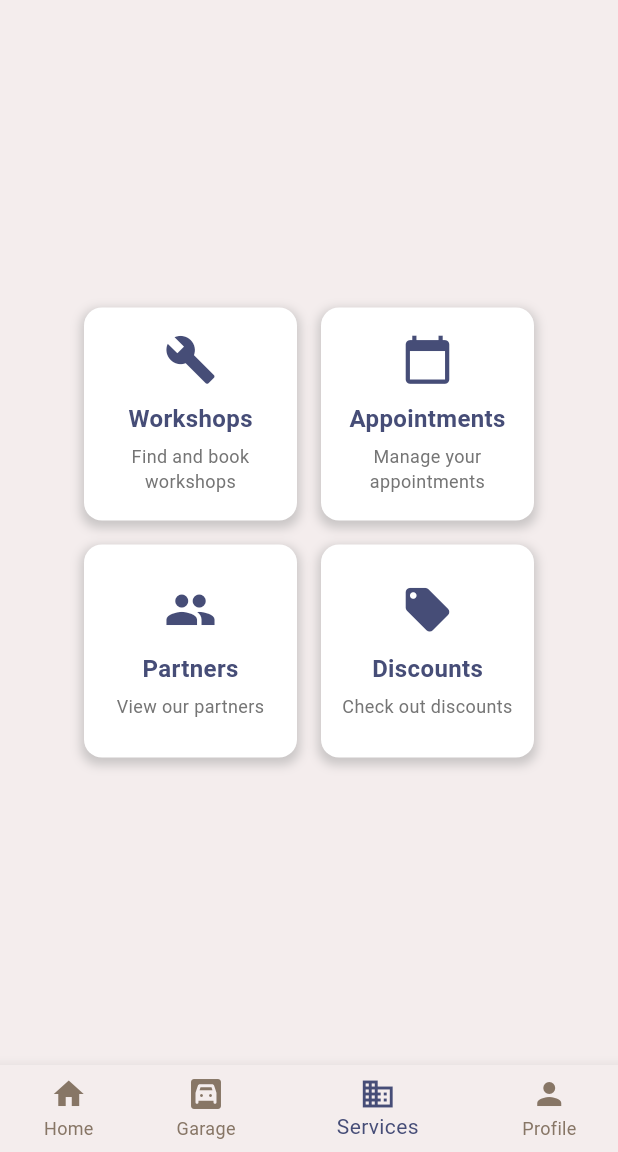
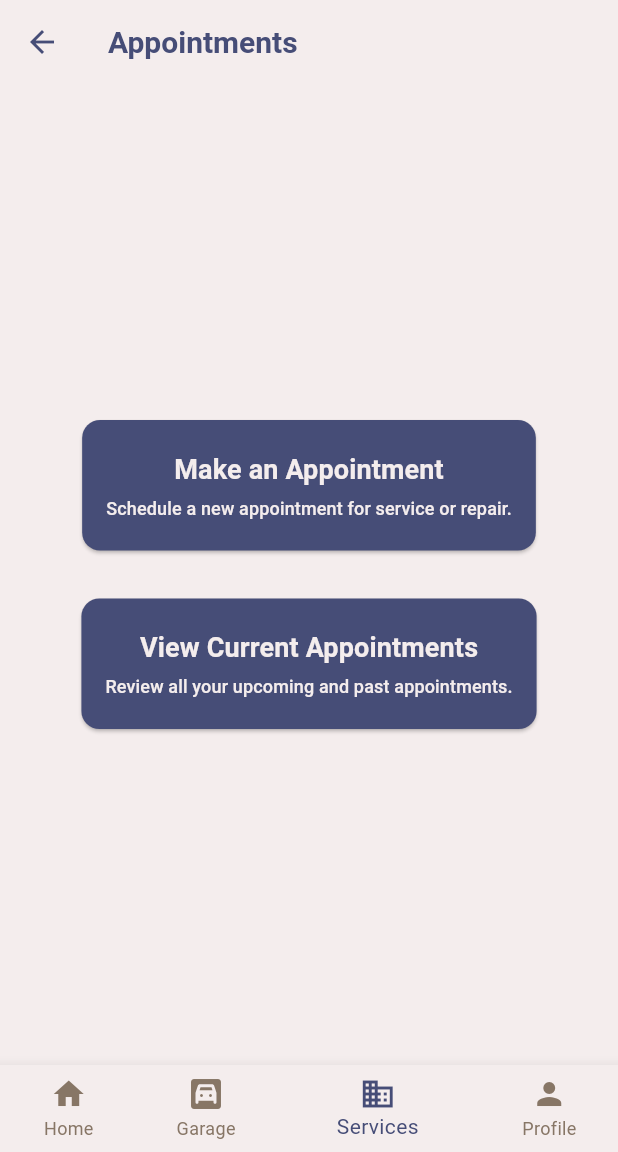
Before and after one commit to mcioc21/automate, a Flutter app: the screen it shows once a user with an empty profile is signed in, after a tap on "Workshops", after a tap on "Appointments", on a phone screen of 412 x 824 dp, the part 84-1236 px from its top. Run offline on Flutter 3.47's test engine with Material 3 defaults, Android fonts, the phone set to English and light mode, and no system bars; our stand-ins replace carousel_slider, cloud_firestore, firebase_auth, firebase_core, google_maps_flutter, shared_preferences; accounts and stored records are empty.

Commit message:
Restructured some file locations. Added two more pages to the appointment flow.

```diff
--- a/lib/homeOptions/garage_page.dart
+++ b/lib/homeOptions/garagePage/garage_page.dart
@@ -5,7 +5,7 @@ import 'package:cloud_firestore/cloud_firestore.dart';
 import 'package:flutter/material.dart';
 import 'package:shared_preferences/shared_preferences.dart';
 import 'package:provider/provider.dart';
-import 'classes/vehicle.dart';
+import '../classes/vehicle.dart';
 import 'add_vehicle.dart';
 import 'edit_vehicle.dart';
 import 'package:automate/user_provider.dart';
--- a/lib/homeOptions/homeOptionsWidgets/garage_page_scaffold.dart
+++ b/lib/homeOptions/homeOptionsWidgets/garage_page_scaffold.dart
@@ -1,4 +1,4 @@
-import 'package:automate/homeOptions/edit_vehicle.dart';
+import 'package:automate/homeOptions/garagePage/edit_vehicle.dart';
 import 'package:automate/homeOptions/classes/vehicle.dart';
 import 'package:automate/homeOptions/vehicleOptions/fuel_type.dart';
 import 'package:flutter/material.dart';
--- /dev/null
+++ b/lib/homeOptions/servicesPage/appointment_options.dart
@@ -0,0 +1,91 @@
+import 'package:automate/homeOptions/servicesPage/choose_appointment_category.dart';
+import 'package:flutter/material.dart';
+import 'package:automate/app_theme.dart'; // Assuming AppColors and app theme configurations are defined here
+
+class AppointmentsPage extends StatelessWidget {
+  const AppointmentsPage({super.key});
+
+  @override
+  Widget build(BuildContext context) {
+    return Scaffold(
+      appBar: AppBar(
+        title: const Text("Appointments",
+            style: TextStyle(fontSize: 20, fontWeight: FontWeight.bold)),
+        leading: IconButton(
+          icon: const Icon(Icons.arrow_back),
+          onPressed: () => Navigator.of(context).pop(),
+        ),
+      ),
+      body: Center(
+        child: Column(
+          mainAxisAlignment: MainAxisAlignment.center,
+          children: [
+            AppointmentButton(
+              title: "Make an Appointment",
+              description: "Schedule a new appointment for service or repair.",
+              onPressed: () {
+                Navigator.push(
+                  context,
+                  MaterialPageRoute(
+                    builder: (context) => const ChooseAppointmentCategory(),
+                  ),
+                );
+              },
+            ),
+            AppointmentButton(
+              title: "View Current Appointments",
+              description: "Review all your upcoming and past appointments.",
+              onPressed: () {
+                // Navigate to view appointments page or function
+              },
+            ),
+          ],
+        ),
+      ),
+    );
+  }
+}
+
+class AppointmentButton extends StatelessWidget {
+  final String title;
+  final String description;
+  final VoidCallback onPressed;
+
+  const AppointmentButton({
+    super.key,
+    required this.title,
+    required this.description,
+    required this.onPressed,
+  });
+
+  @override
+  Widget build(BuildContext context) {
+    return Padding(
+      padding: const EdgeInsets.all(16.0),
+      child: ElevatedButton(
+        onPressed: onPressed,
+        style: ElevatedButton.styleFrom(
+          foregroundColor: AppColors.snow,
+          backgroundColor: AppColors.blue, // Text color
+          padding: const EdgeInsets.symmetric(vertical: 20.0),
+          shape: RoundedRectangleBorder(
+            borderRadius: BorderRadius.circular(12.0),
+          ),
+        ),
+        child: Column(
+          mainAxisSize: MainAxisSize.max, // Use min to fit content
+          children: [
+            Text(title,
+                style:
+                    const TextStyle(fontSize: 18, fontWeight: FontWeight.bold)),
+            const SizedBox(height: 4),
+            Padding(
+              padding: const EdgeInsets.symmetric(horizontal: 16.0),
+              child: Text(description, style: const TextStyle(fontSize: 12)),
+            )
+          ],
+        ),
+      ),
+    );
+  }
+}
--- a/lib/homeOptions/choose_workshop.dart
+++ b/lib/homeOptions/servicesPage/choose_appointment_category.dart
@@ -1,14 +1,14 @@
 import 'package:automate/app_theme.dart';
-import 'package:automate/homeOptions/map.dart';
+import 'package:automate/homeOptions/servicesPage/map.dart';
 import 'package:flutter/material.dart';
 
-class ChooseWorkshopPage extends StatelessWidget {
-  const ChooseWorkshopPage({super.key});
+class ChooseAppointmentCategory extends StatelessWidget {
+  const ChooseAppointmentCategory({super.key});
 
   @override
   Widget build(BuildContext context) {
 
-    void navigateToMap(String category) {
+    void navigateToServiceList(String category) {
       Navigator.push(
         context,
         MaterialPageRoute(
@@ -49,17 +49,17 @@ class ChooseWorkshopPage extends StatelessWidget {
           WorkshopButton(
             title: "Repair Shop",
             description: "General service shops for all types of repair.",
-            onPressed: () => navigateToMap("repair"),
+            onPressed: () => navigateToServiceList("repair"),
           ),
           WorkshopButton(
             title: "Detailing",
             description: "Specialized in detailing and cosmetic services.",
-            onPressed: () => navigateToMap("detailing"),
+            onPressed: () => navigateToServiceList("detailing"),
           ),
           WorkshopButton(
             title: "Tyre Shop",
             description: "Focused on tyres and wheel services.",
-            onPressed: () => navigateToMap("tyre"),
+            onPressed: () => navigateToServiceList("tyre"),
           ),
         ],
       ),
--- /dev/null
+++ b/lib/homeOptions/servicesPage/choose_workshop.dart
@@ -0,0 +1,109 @@
+import 'package:automate/app_theme.dart';
+import 'package:automate/homeOptions/servicesPage/map.dart';
+import 'package:flutter/material.dart';
+
+class ChooseWorkshopPage extends StatelessWidget {
+  const ChooseWorkshopPage({super.key});
+
+  @override
+  Widget build(BuildContext context) {
+
+    void navigateToMap(String category) {
+      Navigator.push(
+        context,
+        MaterialPageRoute(
+          builder: (context) => MapPage(category: category),
+        ),
+      );
+    }
+
+    return Scaffold(
+      appBar: AppBar(
+        title: const Text("Choose Workshop",
+            style: TextStyle(fontSize: 15, fontWeight: FontWeight.bold)),
+        leading: Padding(
+          padding: const EdgeInsets.only(left: 25.0),
+          child: IconButton(
+            icon: const Icon(Icons.arrow_back),
+            onPressed: () {
+              Navigator.of(context).pop();
+            },
+          ),
+        ),
+      ),
+      body: Column(
+        mainAxisAlignment: MainAxisAlignment.center,
+        crossAxisAlignment: CrossAxisAlignment.stretch,
+        children: [
+          const Row(
+            mainAxisAlignment: MainAxisAlignment.center,
+            children: [
+              Padding(
+                padding: EdgeInsets.all(16.0),
+                child: Text("Pick a category:",
+                    style:
+                        TextStyle(fontSize: 20, fontWeight: FontWeight.bold)),
+              ),
+            ],
+          ),
+          WorkshopButton(
+            title: "Repair Shop",
+            description: "General service shops for all types of repair.",
+            onPressed: () => navigateToMap("repair"),
+          ),
+          WorkshopButton(
+            title: "Detailing",
+            description: "Specialized in detailing and cosmetic services.",
+            onPressed: () => navigateToMap("detailing"),
+          ),
+          WorkshopButton(
+            title: "Tyre Shop",
+            description: "Focused on tyres and wheel services.",
+            onPressed: () => navigateToMap("tyre"),
+          ),
+        ],
+      ),
+    );
+  }
+}
+
+class WorkshopButton extends StatelessWidget {
+  final String title;
+  final String description;
+  final VoidCallback onPressed;
+
+  const WorkshopButton({
+    super.key,
+    required this.title,
+    required this.description,
+    required this.onPressed,
+  });
+
+  @override
+  Widget build(BuildContext context) {
+    return Padding(
+      padding: const EdgeInsets.symmetric(horizontal: 16.0, vertical: 8.0),
+      child: ElevatedButton(
+        onPressed: onPressed,
+        style: ElevatedButton.styleFrom(
+          foregroundColor: AppColors.snow,
+          backgroundColor: AppColors.blue, // Text color
+          padding: const EdgeInsets.symmetric(vertical: 12.0),
+          shape: RoundedRectangleBorder(
+            borderRadius: BorderRadius.circular(10.0),
+          ),
+        ),
+        child: Column(
+          children: [
+            Text(title,
+                style:
+                    const TextStyle(fontSize: 22, fontWeight: FontWeight.bold)),
+            const SizedBox(height: 4),
+            Text(description,
+                style: const TextStyle(fontSize: 14, color: Colors.amber)),
+          ],
+        ),
+      ),
+    );
+  }
+}
--- a/lib/homeOptions/services_page.dart
+++ b/lib/homeOptions/servicesPage/services_page.dart
@@ -1,9 +1,10 @@
-import 'package:automate/homeOptions/choose_discount.dart';
-import 'package:automate/homeOptions/choose_partner.dart';
+import 'package:automate/homeOptions/servicesPage/appointment_options.dart';
+import 'package:automate/homeOptions/servicesPage/choose_discount.dart';
+import 'package:automate/homeOptions/servicesPage/choose_partner.dart';
 import 'package:flutter/material.dart';
 import 'package:provider/provider.dart';
 import 'package:automate/app_theme.dart';
-import 'package:automate/homeOptions/choose_workshop.dart';
+import 'package:automate/homeOptions/servicesPage/choose_workshop.dart';
 import 'package:automate/login_or_register.dart';
 import 'package:automate/user_provider.dart';
 
@@ -80,7 +81,9 @@ class _ServicesPageState extends State<ServicesPage> {
               description: 'Manage your appointments',
               icon: Icons.calendar_today,
               onTap: () {
-                // Navigate to Appointments page
+                Navigator.of(context).push(MaterialPageRoute(
+                  builder: (context) => const AppointmentsPage(),
+                ));
               },
             ),
             _buildServiceButton(
```
Also changed, not shown: lib/home.dart (+4 -4 lines), lib/homeOptions/garagePage/add_vehicle.dart (renamed from lib/homeOptions/add_vehicle.dart), lib/homeOptions/garagePage/edit_vehicle.dart (renamed from lib/homeOptions/edit_vehicle.dart), lib/homeOptions/homePage/home_page.dart (renamed from lib/homeOptions/home_page.dart), lib/homeOptions/profilePage/profile_page.dart (renamed from lib/homeOptions/profile_page.dart), lib/homeOptions/servicesPage/choose_discount.dart (renamed from lib/homeOptions/choose_discount.dart), lib/homeOptions/servicesPage/choose_partner.dart (renamed from lib/homeOptions/choose_partner.dart), lib/homeOptions/servicesPage/map.dart (renamed from lib/homeOptions/map.dart), lib/homeOptions/servicesPage/workshop_list.dart (added).
